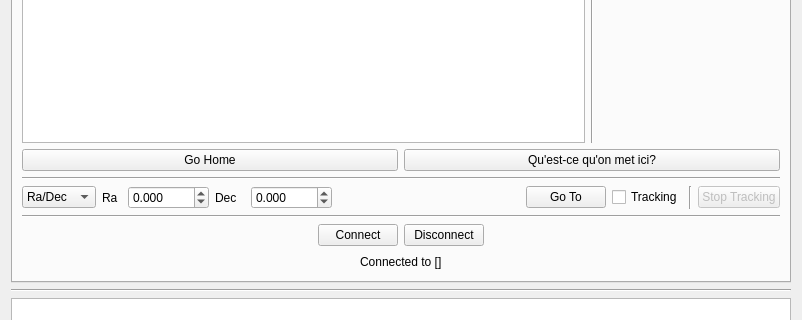
EPF-Ground-Station/VEGA_SRT, file GUI/formMainClient.ui: the form before one commit; both pictures show x 0 to 802 and y 331 to 651 of the 802 by 840 pixel window.
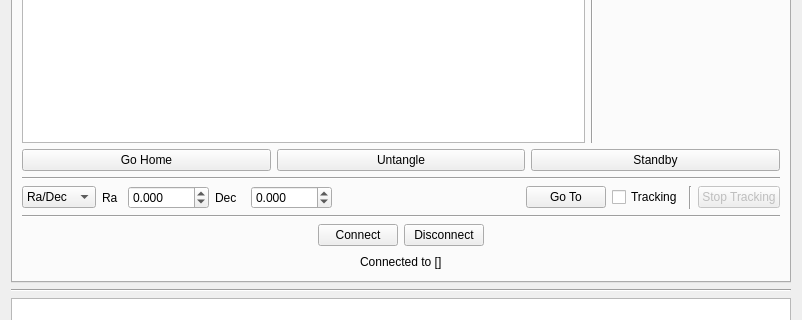
The form after the commit.

Diff of the .ui file:
```diff
--- a/GUI/formMainClient.ui
+++ b/GUI/formMainClient.ui
@@ -147,7 +147,14 @@
          <item>
           <widget class="QPushButton" name="pushButton_Unknown">
            <property name="text">
-            <string>Qu'est-ce qu'on met ici?</string>
+            <string>Untangle</string>
+           </property>
+          </widget>
+         </item>
+         <item>
+          <widget class="QPushButton" name="pushButton_Standby">
+           <property name="text">
+            <string>Standby</string>
            </property>
           </widget>
          </item>
```
Left out of the diff: 2 changed lines with no effect on the pictures.
